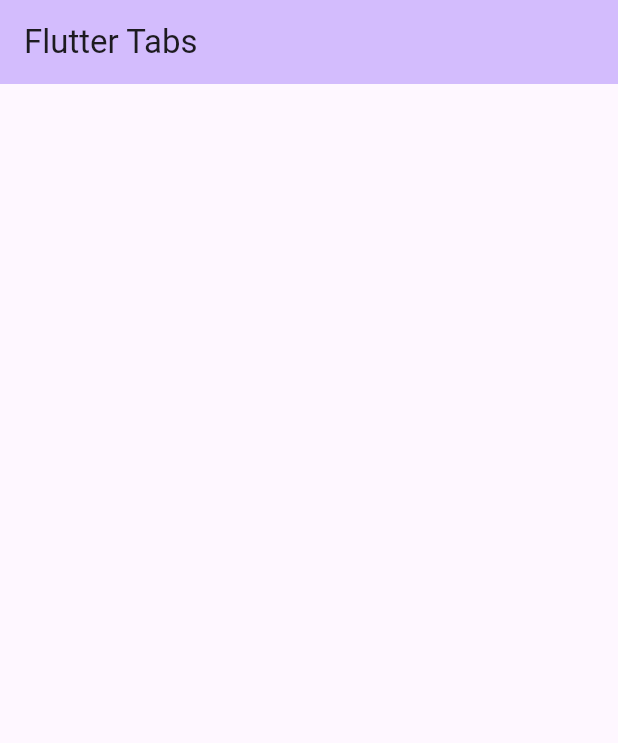
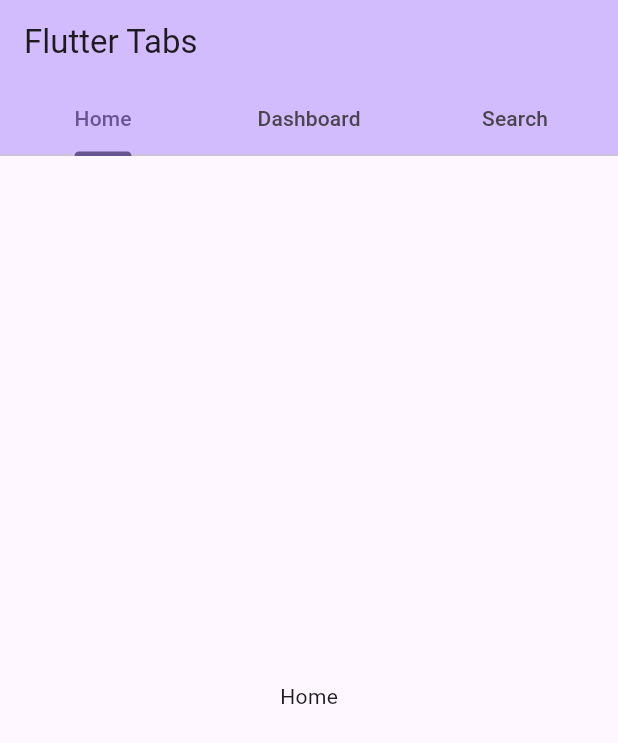
Before and after one commit to creativeprashant007/flutter_tab, a Flutter app: the screen it shows after launch, on a phone screen of 412 x 824 dp. Shown: the top 743 px of the screen. Run offline on Flutter 3.47's test engine with Material 3 defaults, Android fonts, the phone set to English and light mode, and no system bars.

Commit message:
flutter tabs

```diff
--- a/lib/pages/home.dart
+++ b/lib/pages/home.dart
@@ -9,14 +9,59 @@ class MyHomePage extends StatefulWidget {
   State<MyHomePage> createState() => _MyHomePageState();
 }
 
-class _MyHomePageState extends State<MyHomePage> {
+class _MyHomePageState extends State<MyHomePage>
+    with SingleTickerProviderStateMixin {
+  TabController? _homePageTabController;
+
+  @override
+  void initState() {
+    // TODO: implement initState
+
+    super.initState();
+    _homePageTabController = TabController(
+      length: 3,
+      vsync: this,
+    );
+  }
+
+  @override
+  void dispose() {
+    // TODO: implement dispose
+    super.dispose();
+    _homePageTabController!.dispose();
+  }
+
   @override
   Widget build(BuildContext context) {
     return Scaffold(
         appBar: AppBar(
           backgroundColor: Theme.of(context).colorScheme.inversePrimary,
           title: Text(widget.title),
+          bottom: TabBar(controller: _homePageTabController, tabs: const [
+            Tab(
+              text: "Home",
+            ),
+            Tab(
+              text: "Dashboard",
+            ),
+            Tab(
+              text: "Search",
+            ),
+          ]),
         ),
-        body: Container());
+        body: TabBarView(
+          controller: _homePageTabController,
+          children: const [
+            Center(
+              child: Text("Home"),
+            ),
+            Center(
+              child: Text("Dashboard"),
+            ),
+            Center(
+              child: Text("Search"),
+            )
+          ],
+        ));
   }
 }
```
